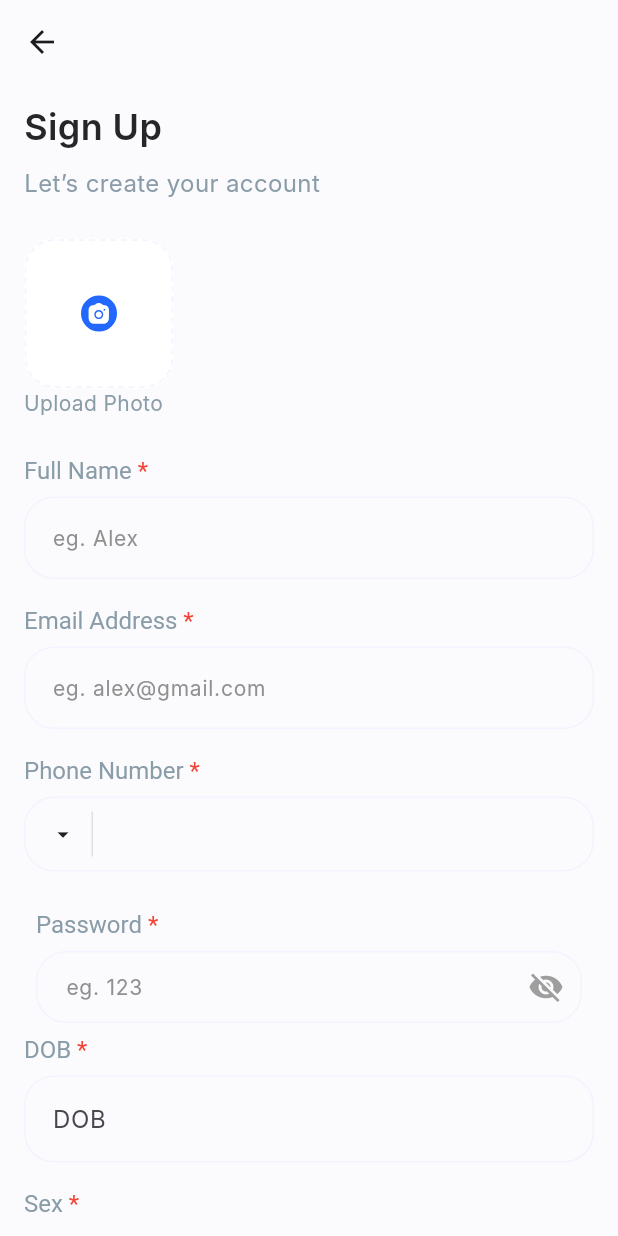
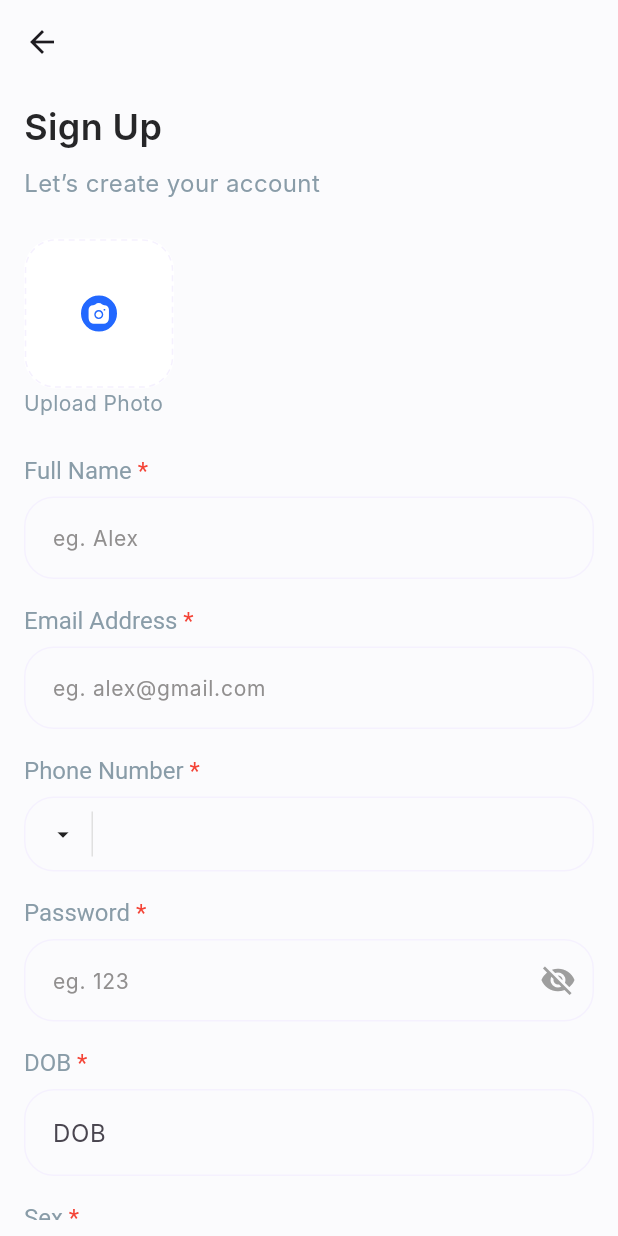
Before and after one commit to MustuBharmal/DocBookingApp, a Flutter app: the SignupScreen screen opened by its route, on a phone screen of 412 x 824 dp. Run offline on Flutter 3.47's test engine with Material 3 defaults, Android fonts, the phone set to English and light mode, and no system bars; drawn by our look-alikes of dotted_border; our stand-ins replace cached_network_image, dio, flutter_svg, flutter_typeahead, freezed_annotation, get and 7 more; accounts and stored records are empty; generated files the repository leaves out were written again; network calls fail; Roboto replaces fonts that are missing (Inter); project files that could hold a hidden picture were left out.

Commit message:
custom password field removed

```diff
--- a/lib/presentations/authentication/views/forgot_password_screen.dart
+++ b/lib/presentations/authentication/views/forgot_password_screen.dart
@@ -49,6 +49,7 @@ class ForgotPasswordScreen extends GetView<AuthController> {
               Padding(
                 padding: const EdgeInsets.only(top: 30.0,bottom: 30),
                 child: CustomTextField(
+                  isPassword: RxBool(false),
                     label: ConstantString.emailAddress,
                     showAsterisk: true,
                     controller: emailController,
--- a/lib/presentations/authentication/views/reset_password_screen.dart
+++ b/lib/presentations/authentication/views/reset_password_screen.dart
@@ -46,6 +46,7 @@ class ResetPasswordScreen extends StatelessWidget {
                 child: Text('Reset Password', style: headerTextStyle),
               ),
               CustomTextField(
+                  isPassword: RxBool(true),
                   label: ConstantString.newPassword,
                   showAsterisk: true,
                   controller: newPassController,
@@ -54,6 +55,7 @@ class ResetPasswordScreen extends StatelessWidget {
               Padding(
                 padding: const EdgeInsets.only(bottom: 30),
                 child: CustomTextField(
+                    isPassword: RxBool(true),
                     label: ConstantString.confirmPassword,
                     showAsterisk: true,
                     controller: confirmPassController,
--- a/lib/presentations/authentication/views/signup_screen.dart
+++ b/lib/presentations/authentication/views/signup_screen.dart
@@ -15,7 +15,6 @@ import 'package:flutter_svg/svg.dart';
 import 'package:get/get.dart';
 
 import '../../../global/styles.dart';
-import '../widget/custom_password_textfield.dart';
 
 class SignupScreen extends GetView<AuthController> {
   SignupScreen({super.key});
@@ -103,6 +102,7 @@ class SignupScreen extends GetView<AuthController> {
                       height: 25,
                     ),
                     CustomTextField(
+                      isPassword: RxBool(false),
                       label: ConstantString.fullName,
                       showAsterisk: true,
                       controller: fullNameController,
@@ -111,6 +111,7 @@ class SignupScreen extends GetView<AuthController> {
                       errorText: controller.signupError['name'],
                     ),
                     CustomTextField(
+                      isPassword: RxBool(false),
                       controller: emailController,
                       hintText: 'eg. alex@gmail.com',
                       label: ConstantString.emailAddress,
@@ -123,13 +124,13 @@ class SignupScreen extends GetView<AuthController> {
                       countries: controller.countries,
                       errorText: controller.signupError['phone'],
                     ),
-                    CustomPasswordTextfield(
+                    CustomTextField(
+                      isPassword: RxBool(true),
+                      controller: passController,
+                      hintText: 'eg. 123',
                       label: ConstantString.password,
+                      hintStyle: txtInterTextFieldHint,
                       showAsterisk: true,
-                      isPasswordTextField: true,
-                      textEditingController: passController,
-                      hintStyle: txtInterTextFieldHint,
-                      hintText: 'eg. 123',
                       errorText: controller.signupError['password'],
                     ),
                     CustomDobTextField(
@@ -155,6 +156,7 @@ class SignupScreen extends GetView<AuthController> {
                       errorText: controller.signupError['sex'],
                     ),
                     CustomTextField(
+                      isPassword: RxBool(false),
                       label: ConstantString.address,
                       showAsterisk: true,
                       controller: addressController,
@@ -163,6 +165,7 @@ class SignupScreen extends GetView<AuthController> {
                       errorText: controller.signupError['address'],
                     ),
                     CustomTextField(
+                      isPassword: RxBool(false),
                       label: ConstantString.postCode,
                       showAsterisk: true,
                       controller: postCodeController,
@@ -173,6 +176,7 @@ class SignupScreen extends GetView<AuthController> {
                     ),
                     Obx(
                       () => CustomTextField(
+                        isPassword: RxBool(false),
                         label: 'State',
                         showAsterisk: true,
                         readOnly: true,
@@ -253,6 +257,8 @@ class SignupScreen extends GetView<AuthController> {
                     ),
                     Obx(
                       () => CustomTextField(
+
+                        isPassword: RxBool(false),
                         label: 'Country',
                         showAsterisk: true,
                         readOnly: true,
--- a/lib/presentations/profile/view/contact_us_screen.dart
+++ b/lib/presentations/profile/view/contact_us_screen.dart
@@ -35,6 +35,7 @@ class ContactUsScreen extends GetView<ProfileController> {
               Padding(
                 padding: const EdgeInsets.only(top: 10.0),
                 child: CustomTextField(
+                    isPassword: RxBool(false),
                     label: 'Full Name',
                     showAsterisk: true,
                     controller: controller.nameController,
@@ -44,6 +45,8 @@ class ContactUsScreen extends GetView<ProfileController> {
               Padding(
                 padding: const EdgeInsets.only(top: 10.0),
                 child: CustomTextField(
+
+                    isPassword: RxBool(false),
                     label: 'Email Address',
                     showAsterisk: true,
                     controller: controller.emailController,
@@ -69,6 +72,7 @@ class ContactUsScreen extends GetView<ProfileController> {
               Padding(
                 padding: const EdgeInsets.only(top: 10.0, bottom: 20),
                 child: CustomTextField(
+                    isPassword: RxBool(false),
                     label: 'Message',
                     maxLines: 5,
                     showAsterisk: true,
--- a/lib/presentations/profile/view/user_info_edit_screen.dart
+++ b/lib/presentations/profile/view/user_info_edit_screen.dart
@@ -38,6 +38,7 @@ class UserInfoEditScreen extends GetView<ProfileController> {
               Padding(
                 padding: const EdgeInsets.only(top: 25.0),
                 child: CustomTextField(
+                  isPassword: RxBool(false),
                   label: 'Full Name',
                   controller: controller.nameController,
                   showAsterisk: true,
@@ -48,6 +49,7 @@ class UserInfoEditScreen extends GetView<ProfileController> {
               Padding(
                 padding: const EdgeInsets.only(top: 10.0),
                 child: CustomTextField(
+                  isPassword: RxBool(false),
                   label: 'Email Address',
                   controller: controller.emailController,
                   showAsterisk: true,
@@ -67,6 +69,7 @@ class UserInfoEditScreen extends GetView<ProfileController> {
               Padding(
                 padding: const EdgeInsets.only(top: 10.0),
                 child: CustomTextField(
+                  isPassword: RxBool(false),
                   label: 'DOB',
                   controller: controller.dobController,
                   showAsterisk: true,
@@ -100,6 +103,7 @@ class UserInfoEditScreen extends GetView<ProfileController> {
               Padding(
                 padding: const EdgeInsets.only(top: 10.0),
                 child: CustomTextField(
+                  isPassword: RxBool(false),
                   label: 'Address',
                   controller: controller.addressController,
                   showAsterisk: true,
@@ -110,6 +114,7 @@ class UserInfoEditScreen extends GetView<ProfileController> {
               Padding(
                 padding: const EdgeInsets.only(top: 10.0),
                 child: CustomTextField(
+                  isPassword: RxBool(false),
                   label: 'Zip Code',
                   controller: controller.zipController,
                   showAsterisk: true,
--- a/lib/widgets/custom_text_field.dart
+++ b/lib/widgets/custom_text_field.dart
@@ -2,8 +2,10 @@ import 'package:doc_booking_app/global/app_color.dart';
 import 'package:doc_booking_app/global/images.dart';
 import 'package:flutter/material.dart';
 import 'package:flutter_svg/flutter_svg.dart';
+import 'package:get/get.dart';
 
 import '../global/styles.dart';
+import '../presentations/authentication/controller/authentication_controller.dart';
 
 class CustomTextField extends StatelessWidget {
   final String label;
@@ -16,6 +18,7 @@ class CustomTextField extends StatelessWidget {
   final String? errorText;
   final bool readOnly;
   final bool showDropDownIcon;
+  final RxBool isPassword;
   final VoidCallback? onTap;
 
   const CustomTextField({
@@ -25,6 +28,7 @@ class CustomTextField extends StatelessWidget {
     required this.controller,
     required this.hintStyle,
     required this.hintText,
+    required this.isPassword,
     this.inputType = TextInputType.text,
     this.maxLines = 1,
     this.errorText,
@@ -45,7 +49,9 @@ class CustomTextField extends StatelessWidget {
               text: label,
               style: txtInterTextField,
               children: [
-                TextSpan(text: showAsterisk ? ' *' : '', style: TextStyle(color: Colors.red)),
+                TextSpan(
+                    text: showAsterisk ? ' *' : '',
+                    style: TextStyle(color: Colors.red)),
               ],
             ),
           ),
@@ -58,6 +64,9 @@ class CustomTextField extends StatelessWidget {
               readOnly: readOnly,
               style: txtInterDropDownValue,
               maxLines: maxLines,
+              obscureText: isPassword.value
+                  ? AuthController.instance.isObscure.value
+                  : false,
               decoration: InputDecoration(
                 hintText: hintText,
                 hintStyle: hintStyle,
@@ -67,16 +76,8 @@ class CustomTextField extends StatelessWidget {
                     color: AppColors.activeBorderColor,
                   ),
                 ),
-                suffixIconConstraints: showDropDownIcon ? BoxConstraints(maxHeight: 24, maxWidth: 30) : null,
-                suffixIcon: showDropDownIcon
-                    ? Padding(
-                        padding: const EdgeInsets.only(right: 12.0),
-                        child: SvgPicture.asset(
-                          AppImage.arrowDown,
-                          height: 10,
-                          width: 10,
-                        ),
-                      )
+                suffixIconConstraints: showDropDownIcon
+                    ? BoxConstraints(maxHeight: 24, maxWidth: 30)
                     : null,
                 enabledBorder: OutlineInputBorder(
                   borderRadius: BorderRadius.circular(20),
@@ -88,7 +89,30 @@ class CustomTextField extends StatelessWidget {
                   borderRadius: BorderRadius.circular(20),
                   borderSide: BorderSide(color: Colors.red),
                 ),
-                contentPadding: EdgeInsets.symmetric(horizontal: 15, vertical: 17),
+                contentPadding:
+                    EdgeInsets.symmetric(horizontal: 15, vertical: 17),
+                suffixIcon: isPassword.value
+                    ? IconButton(
+                        icon: Icon(
+                          AuthController.instance.isObscure.value
+                              ? Icons.visibility_off
+                              : Icons.visibility,
+                          color: Colors.grey,
+                        ),
+                        onPressed: () {
+                          AuthController.instance.isObscure.toggle();
+                        },
+                      )
+                    : showDropDownIcon
+                        ? Padding(
+                            padding: const EdgeInsets.only(right: 12.0),
+                            child: SvgPicture.asset(
+                              AppImage.arrowDown,
+                              height: 10,
+                              width: 10,
+                            ),
+                          )
+                        : null,
               ),
             ),
           ),
```
Also changed, not shown: lib/presentations/authentication/views/login_screen.dart (+12 -9 lines), lib/presentations/profile/view/how_to_be_partner_screen.dart (+8 -0 lines), lib/presentations/profile/view/prescription_form_screen.dart (+20 -6 lines).
